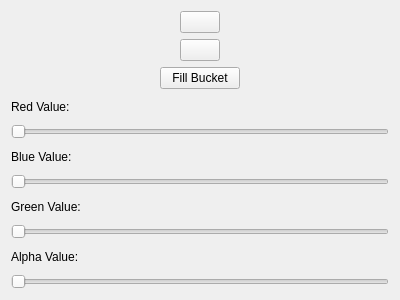
Old version of the form ui/toolpane.ui in the repository University-of-Utah-CS3505/a5-sprite-editor-f25-leomartinez47.
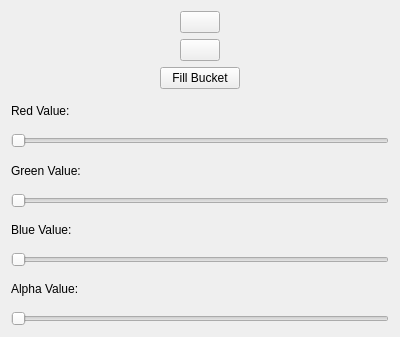
New version of the form.

Commit message: both sliders now update the current value of that sliders color

Diff of the .ui file:
```diff
--- a/ui/toolpane.ui
+++ b/ui/toolpane.ui
@@ -7,7 +7,7 @@
     <x>0</x>
     <y>0</y>
     <width>400</width>
-    <height>300</height>
+    <height>337</height>
    </rect>
   </property>
   <property name="windowTitle">
@@ -117,23 +117,6 @@
      </property>
     </widget>
    </item>
-   <item>
-    <widget class="QLabel" name="label_2">
-     <property name="text">
-      <string>Blue Value:</string>
-     </property>
-    </widget>
-   </item>
-   <item>
-    <widget class="QSlider" name="greenSlider">
-     <property name="maximum">
-      <number>255</number>
-     </property>
-     <property name="orientation">
-      <enum>Qt::Orientation::Horizontal</enum>
-     </property>
-    </widget>
-   </item>
    <item>
     <widget class="QLabel" name="label_3">
      <property name="text">
@@ -141,6 +124,23 @@
      </property>
     </widget>
    </item>
+   <item>
+    <widget class="QSlider" name="greenSlider">
+     <property name="maximum">
+      <number>255</number>
+     </property>
+     <property name="orientation">
+      <enum>Qt::Orientation::Horizontal</enum>
+     </property>
+    </widget>
+   </item>
+   <item>
+    <widget class="QLabel" name="label_2">
+     <property name="text">
+      <string>Blue Value:</string>
+     </property>
+    </widget>
+   </item>
    <item>
     <widget class="QSlider" name="blueSlider">
      <property name="maximum">
```
The commit also changes 3 other files.
